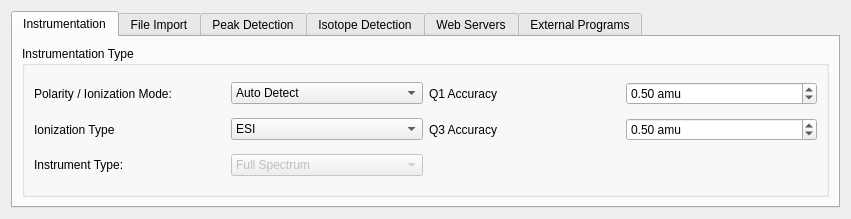
The window that src/maven/forms/settingsform.ui (eugenemel/maven) describes before a commit, drawn with Qt 5.
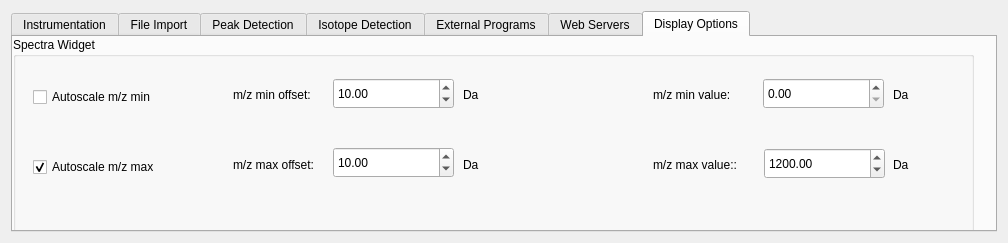
The same window after the commit. The open tabs and pages were chosen to show the change. Icons and pictures are not drawn.

Commit message: Created new display options tab for spectrawidget.

Diff of the .ui file:
```diff
--- a/src/maven/forms/settingsform.ui
+++ b/src/maven/forms/settingsform.ui
@@ -6,8 +6,8 @@
    <rect>
     <x>0</x>
     <y>0</y>
-    <width>766</width>
-    <height>206</height>
+    <width>1008</width>
+    <height>243</height>
    </rect>
   </property>
   <property name="sizePolicy">
@@ -588,6 +588,31 @@
        </item>
       </layout>
      </widget>
+     <widget class="QWidget" name="tab_3">
+      <attribute name="title">
+       <string>External Programs</string>
+      </attribute>
+      <layout class="QGridLayout" name="gridLayout_9">
+       <item row="0" column="0">
+        <widget class="QLabel" name="label_24">
+         <property name="text">
+          <string>R Executable </string>
+         </property>
+        </widget>
+       </item>
+       <item row="0" column="1">
+        <widget class="QPushButton" name="RProgramSelect">
+         <property name="icon">
+          <iconset resource="../mzroll.qrc">
+           <normaloff>:/images/fileopen.png</normaloff>:/images/fileopen.png</iconset>
+         </property>
+        </widget>
+       </item>
+       <item row="0" column="2">
+        <widget class="QLineEdit" name="Rprogram"/>
+       </item>
+      </layout>
+     </widget>
      <widget class="QWidget" name="tab_2">
       <attribute name="title">
        <string>Web Servers</string>
@@ -672,30 +697,229 @@
        </item>
       </layout>
      </widget>
-     <widget class="QWidget" name="tab_3">
+     <widget class="QWidget" name="tab_4">
       <attribute name="title">
-       <string>External Programs</string>
+       <string>Display Options</string>
       </attribute>
-      <layout class="QGridLayout" name="gridLayout_9">
-       <item row="0" column="0">
-        <widget class="QLabel" name="label_24">
-         <property name="text">
-          <string>R Executable </string>
-         </property>
-        </widget>
-       </item>
-       <item row="0" column="1">
-        <widget class="QPushButton" name="RProgramSelect">
-         <property name="icon">
-          <iconset resource="../mzroll.qrc">
-           <normaloff>:/images/fileopen.png</normaloff>:/images/fileopen.png</iconset>
-         </property>
-        </widget>
-       </item>
-       <item row="0" column="2">
-        <widget class="QLineEdit" name="Rprogram"/>
-       </item>
-      </layout>
+      <widget class="QGroupBox" name="grpDisplayOptions">
+       <property name="geometry">
+        <rect>
+         <x>0</x>
+         <y>0</y>
+         <width>961</width>
+         <height>211</height>
+        </rect>
+       </property>
+       <property name="title">
+        <string>Spectra Widget</string>
+       </property>
+       <widget class="QCheckBox" name="chkAutoMzMin">
+        <property name="geometry">
+         <rect>
+          <x>20</x>
+          <y>50</y>
+          <width>141</width>
+          <height>20</height>
+         </rect>
+        </property>
+        <property name="text">
+         <string>Autoscale m/z min</string>
+        </property>
+       </widget>
+       <widget class="QCheckBox" name="chkAutoMzMax">
+        <property name="geometry">
+         <rect>
+          <x>20</x>
+          <y>120</y>
+          <width>151</width>
+          <height>20</height>
+         </rect>
+        </property>
+        <property name="text">
+         <string>Autoscale m/z max</string>
+        </property>
+        <property name="checked">
+         <bool>true</bool>
+        </property>
+       </widget>
+       <widget class="QLabel" name="lblMzMin">
+        <property name="geometry">
+         <rect>
+          <x>640</x>
+          <y>50</y>
+          <width>91</width>
+          <height>16</height>
+         </rect>
+        </property>
+        <property name="text">
+         <string>m/z min value:</string>
+        </property>
+       </widget>
+       <widget class="QLabel" name="lblMzMax">
+        <property name="geometry">
+         <rect>
+          <x>640</x>
+          <y>120</y>
+          <width>91</width>
+          <height>16</height>
+         </rect>
+        </property>
+        <property name="text">
+         <string>m/z max value::</string>
+        </property>
+       </widget>
+       <widget class="QLabel" name="lblMzMinOffset">
+        <property name="geometry">
+         <rect>
+          <x>220</x>
+          <y>50</y>
+          <width>101</width>
+          <height>16</height>
+         </rect>
+        </property>
+        <property name="text">
+         <string>m/z min offset:</string>
+        </property>
+       </widget>
+       <widget class="QLabel" name="lblMzMaxOffset">
+        <property name="geometry">
+         <rect>
+          <x>220</x>
+          <y>120</y>
+          <width>101</width>
+          <height>16</height>
+         </rect>
+        </property>
+        <property name="text">
+         <string>m/z max offset:</string>
+        </property>
+       </widget>
+       <widget class="QLabel" name="lblDa1">
+        <property name="geometry">
+         <rect>
+          <x>450</x>
+          <y>50</y>
+          <width>21</width>
+          <height>16</height>
+         </rect>
+        </property>
+        <property name="text">
+         <string>Da</string>
+        </property>
+       </widget>
+       <widget class="QLabel" name="lblDa3">
+        <property name="geometry">
+         <rect>
+          <x>450</x>
+          <y>120</y>
+          <width>21</width>
+          <height>16</height>
+         </rect>
+        </property>
+        <property name="text">
+         <string>Da</string>
+        </property>
+       </widget>
+       <widget class="QLabel" name="lblDa2">
+        <property name="geometry">
+         <rect>
+          <x>880</x>
+          <y>50</y>
+          <width>21</width>
+          <height>16</height>
+         </rect>
+        </property>
+        <property name="text">
+         <string>Da</string>
+        </property>
+       </widget>
+       <widget class="QLabel" name="lblDa4">
+        <property name="geometry">
+         <rect>
+          <x>880</x>
+          <y>120</y>
+          <width>21</width>
+          <height>16</height>
+         </rect>
+        </property>
+        <property name="text">
+         <string>Da</string>
+        </property>
+       </widget>
+       <widget class="QDoubleSpinBox" name="spnMzMinOffset">
+        <property name="geometry">
+         <rect>
+          <x>320</x>
+          <y>41</y>
+          <width>121</width>
+          <height>31</height>
+         </rect>
+        </property>
+        <property name="maximum">
+         <double>9999999.000000000000000</double>
+        </property>
+        <property name="singleStep">
+         <double>0.010000000000000</double>
+        </property>
+        <property name="value">
+         <double>10.000000000000000</double>
+        </property>
+       </widget>
+       <widget class="QDoubleSpinBox" name="spnMzMinVal">
+        <property name="geometry">
+         <rect>
+          <x>750</x>
+          <y>41</y>
+          <width>121</width>
+          <height>31</height>
+         </rect>
+        </property>
+        <property name="maximum">
+         <double>9999999.000000000000000</double>
+        </property>
+        <property name="singleStep">
+         <double>0.010000000000000</double>
+        </property>
+       </widget>
+       <widget class="QDoubleSpinBox" name="spnMzMaxOffset">
+        <property name="geometry">
+         <rect>
+          <x>320</x>
+          <y>110</y>
+          <width>121</width>
+          <height>31</height>
+         </rect>
+        </property>
+        <property name="maximum">
+         <double>999999.000000000000000</double>
+        </property>
+        <property name="singleStep">
+         <double>0.010000000000000</double>
+        </property>
+        <property name="value">
+         <double>10.000000000000000</double>
+        </property>
+       </widget>
+       <widget class="QDoubleSpinBox" name="spnMzMaxVal">
+        <property name="geometry">
+         <rect>
+          <x>751</x>
+          <y>111</y>
+          <width>121</width>
+          <height>31</height>
+         </rect>
+        </property>
+        <property name="maximum">
+         <double>9999999.000000000000000</double>
+        </property>
+        <property name="singleStep">
+         <double>0.010000000000000</double>
+        </property>
+        <property name="value">
+         <double>1200.000000000000000</double>
+        </property>
+       </widget>
+      </widget>
      </widget>
     </widget>
    </item>
```
